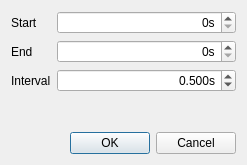
This is qt4Designer_ui_files/fixedLengthEpochDialogUi.ui in cibr-jyu/meggie as Qt 5 draws it before an edit. The edited form follows.
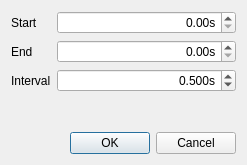
This is the edited form.

Diff of the .ui file:
```diff
--- a/qt4Designer_ui_files/fixedLengthEpochDialogUi.ui
+++ b/qt4Designer_ui_files/fixedLengthEpochDialogUi.ui
@@ -26,16 +26,6 @@
        </property>
       </widget>
      </item>
-     <item row="0" column="1">
-      <widget class="QSpinBox" name="spinBoxStart">
-       <property name="alignment">
-        <set>Qt::AlignRight|Qt::AlignTrailing|Qt::AlignVCenter</set>
-       </property>
-       <property name="suffix">
-        <string>s</string>
-       </property>
-      </widget>
-     </item>
      <item row="1" column="0">
       <widget class="QLabel" name="labelEnd">
        <property name="text">
@@ -43,16 +33,6 @@
        </property>
       </widget>
      </item>
-     <item row="1" column="1">
-      <widget class="QSpinBox" name="spinBoxEnd">
-       <property name="alignment">
-        <set>Qt::AlignRight|Qt::AlignTrailing|Qt::AlignVCenter</set>
-       </property>
-       <property name="suffix">
-        <string>s</string>
-       </property>
-      </widget>
-     </item>
      <item row="2" column="0">
       <widget class="QLabel" name="labelInterval">
        <property name="text">
@@ -76,6 +56,32 @@
        </property>
       </widget>
      </item>
+     <item row="0" column="1">
+      <widget class="QDoubleSpinBox" name="doubleSpinBoxStart">
+       <property name="alignment">
+        <set>Qt::AlignRight|Qt::AlignTrailing|Qt::AlignVCenter</set>
+       </property>
+       <property name="suffix">
+        <string>s</string>
+       </property>
+       <property name="maximum">
+        <double>1000000000.000000000000000</double>
+       </property>
+      </widget>
+     </item>
+     <item row="1" column="1">
+      <widget class="QDoubleSpinBox" name="doubleSpinBoxEnd">
+       <property name="alignment">
+        <set>Qt::AlignRight|Qt::AlignTrailing|Qt::AlignVCenter</set>
+       </property>
+       <property name="suffix">
+        <string>s</string>
+       </property>
+       <property name="maximum">
+        <double>1000000.989999999990687</double>
+       </property>
+      </widget>
+     </item>
     </layout>
    </item>
    <item row="1" column="0">
```
Left out of the diff: 4 changed lines with no effect on the pictures.
